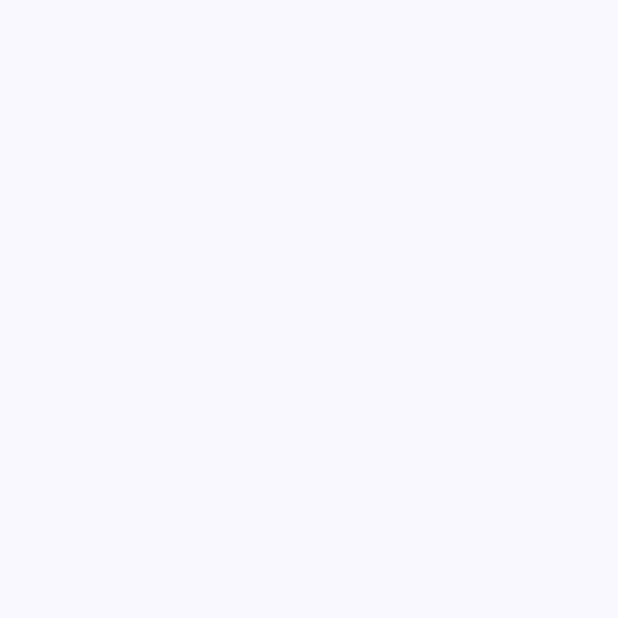
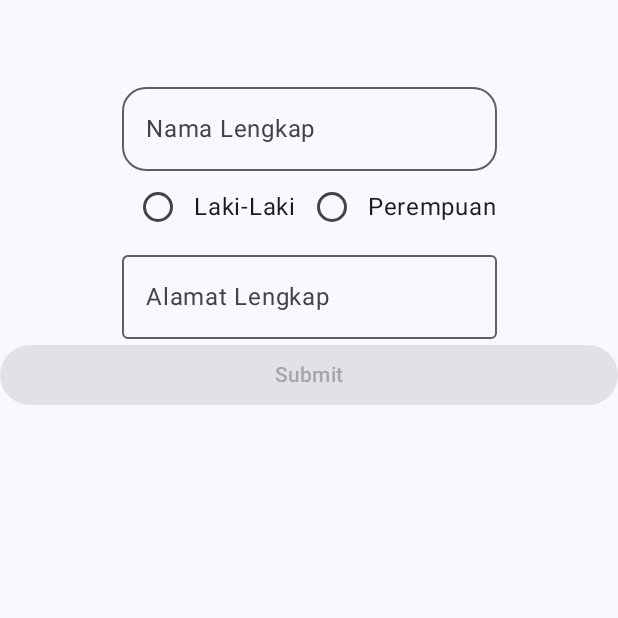
Before and after one commit to dhitozarfhan/QuesUserinput_115, an Android app built with Jetpack Compose: the screen it shows after launch (MainActivity), on a phone screen of 412 x 824 dp, the top half of it. Before the commit the part shown is empty. Run offline under Robolectric (Android 15) with nearby library versions, the phone set to English and light mode, and no system bars.

Commit message:
ambahkan komponen form (TextField, RadioButton, Button)

```diff
--- a/app/src/main/java/com/example/prakpam4/ui/theme/TeksEdit.kt
+++ b/app/src/main/java/com/example/prakpam4/ui/theme/TeksEdit.kt
@@ -46,6 +46,54 @@ fun FormDataDiri(
         verticalArrangement = Arrangement.Top,
         horizontalAlignment = Alignment.CenterHorizontally
     ) {
+
+        OutlinedTextField(
+            value = textNama,
+            singleLine = true,
+            shape = MaterialTheme.shapes.large,
+            modifier = Modifier.width(width = 250.dp),
+            label = { Text(text = "Nama Lengkap") },
+            onValueChange = { textNama = it }
+        )
+
+        Row {
+            gender.forEach { item ->
+                Row(
+                    modifier = Modifier.selectable(
+                        selected = textJK == item,
+                        onClick = { textJK = item }
+                    ),
+                    verticalAlignment = Alignment.CenterVertically
+                ) {
+                    RadioButton(
+                        selected = textJK == item,
+                        onClick = { textJK = item }
+                    )
+                    Text(text = item)
+                }
+            }
+        }
+
+        OutlinedTextField(
+            value = textAlamat,
+            singleLine = true,
+            modifier = Modifier.width(width = 250.dp),
+            label = { Text(text = "Alamat Lengkap") },
+            onValueChange = { textAlamat = it }
+        )
+
+        Button(
+            modifier = Modifier.fillMaxWidth(1f),
+            enabled = textAlamat.isNotEmpty(),
+            onClick = {
+                nama = textNama
+                jenis = textJK
+                alamat = textAlamat
+            }
+        ) {
+            Text(stringResource(R.string.submit))
+        }
+
     }
 
 
```
